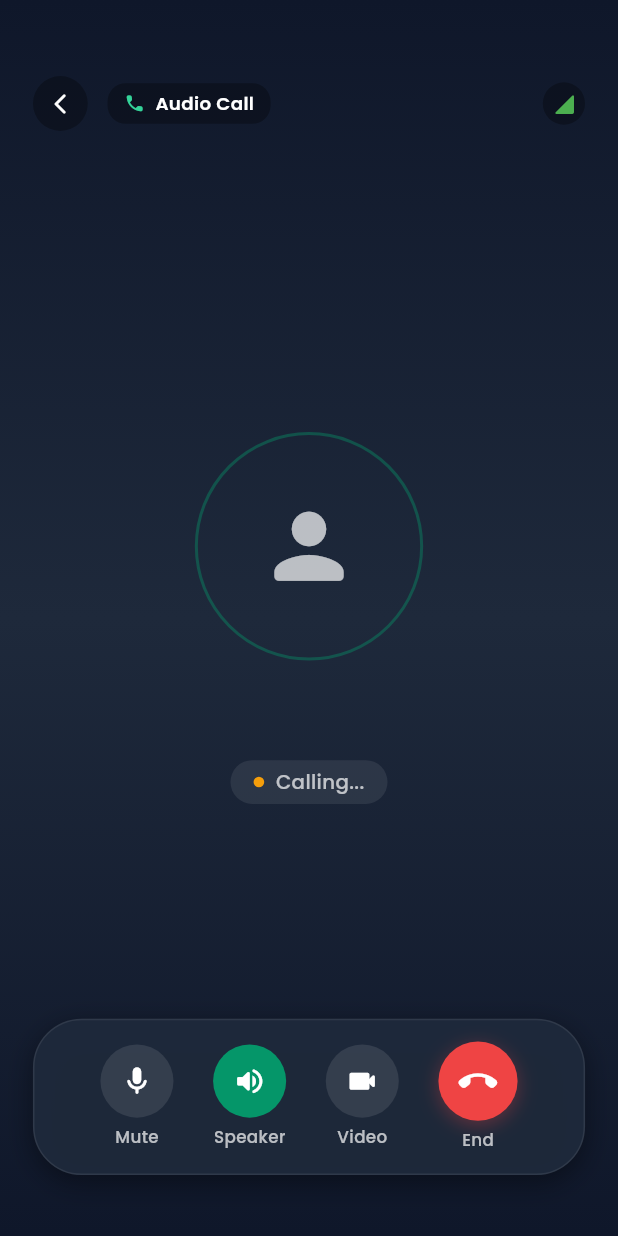
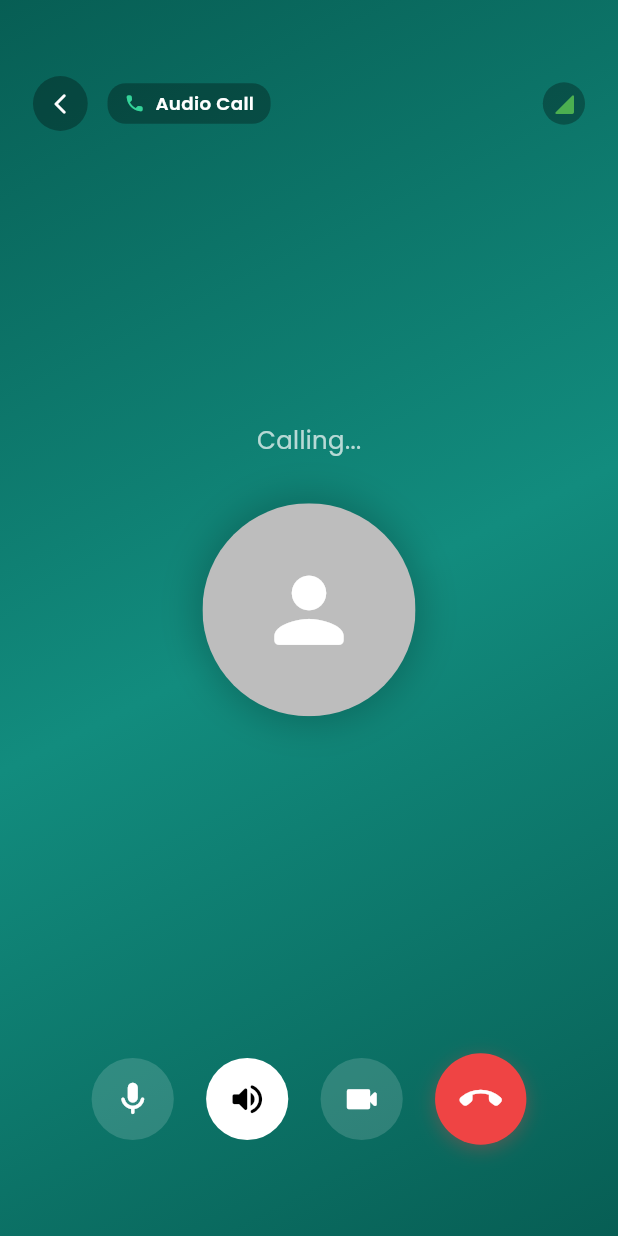
Before and after one commit to sakilkhan649/messfinder, a Flutter app: the CallScreen screen opened directly, on a phone screen of 412 x 824 dp. Run offline on Flutter 3.47's test engine with Material 3 defaults, Android fonts, the phone set to English and light mode, and no system bars; our stand-ins replace audioplayers, cached_network_image, carousel_slider, cloud_firestore, connectivity_plus, dio and 24 more; missing offline and left inert: agora_rtc_engine, flutter_callkit_incoming, flutter_ringtone_player, gal; accounts and stored records are empty.

```diff
--- a/lib/features/chat/views/call_screen.dart
+++ b/lib/features/chat/views/call_screen.dart
@@ -134,19 +134,19 @@ class CallScreen extends StatelessWidget {
     );
   }
 
-  // ── Clean Lightweight Audio Background ─────────────────────────────────
+  // ── WhatsApp Style Dark Teal Background ────────────────────────────────
   Widget _buildAudioBackground(CallController callCtrl, bool isConnected) {
     return Positioned.fill(
       child: Container(
         decoration: const BoxDecoration(
           gradient: LinearGradient(
             colors: [
-              Color(0xFF0F172A), // Slate 900
-              Color(0xFF1E293B), // Slate 800
-              Color(0xFF0F172A), // Slate 900
+              Color(0xFF075E54), // WhatsApp Dark Teal
+              Color(0xFF128C7E), // WhatsApp Teal
+              Color(0xFF075E54),
             ],
-            begin: Alignment.topCenter,
-            end: Alignment.bottomCenter,
+            begin: Alignment.topLeft,
+            end: Alignment.bottomRight,
           ),
         ),
       ),
@@ -159,26 +159,56 @@ class CallScreen extends StatelessWidget {
         ? _formatDuration(callCtrl.callDuration.value)
         : callCtrl.callStatusText.value;
 
+    final isRinging = callCtrl.callState.value == CallState.outgoing || callCtrl.callState.value == CallState.ringing;
+    final uiCtrl = Get.find<CallUIController>();
+
     return Column(
       mainAxisAlignment: MainAxisAlignment.center,
       children: [
-        // Avatar with subtle double ring
-        Container(
-          width: 150.r,
-          height: 150.r,
-          padding: EdgeInsets.all(4.r),
+        // WhatsApp style status text ABOVE avatar
+        Text(
+          statusText,
+          style: GoogleFonts.poppins(
+            color: Colors.white70,
+            fontSize: 16.sp,
+            fontWeight: FontWeight.w400,
+          ),
+        ),
+        SizedBox(height: 30.h),
+
+        // Avatar with pulse animation
+        Stack(
+          alignment: Alignment.center,
+          children: [
+            if (isRinging && !isVideo)
+              AnimatedBuilder(
+                animation: uiCtrl.pulseAnimation,
+                builder: (context, child) {
+                  return Transform.scale(
+                    scale: uiCtrl.pulseAnimation.value,
+                    child: Container(
+                      width: 140.r,
+                      height: 140.r,
                       decoration: BoxDecoration(
                         shape: BoxShape.circle,
-            border: Border.all(
-              color: isVideo ? Colors.white.withValues(alpha: 0.3) : AppTheme.primaryColor.withValues(alpha: 0.4),
-              width: 2,
+                        color: Colors.white.withValues(alpha: 1.0 - (uiCtrl.pulseAnimation.value - 0.8) / 0.7),
                       ),
-            boxShadow: isVideo ? [
+                    ),
+                  );
+                },
+              ),
+            Container(
+              width: 140.r,
+              height: 140.r,
+              decoration: BoxDecoration(
+                shape: BoxShape.circle,
+                boxShadow: [
                   BoxShadow(
-                color: Colors.black.withValues(alpha: 0.5),
+                    color: Colors.black.withValues(alpha: 0.2),
                     blurRadius: 20,
+                    spreadRadius: 5,
                   )
-            ] : null,
+                ],
               ),
               child: ClipOval(
                 child: callCtrl.peerUserPhoto != null && callCtrl.peerUserPhoto!.isNotEmpty
@@ -192,14 +222,18 @@ class CallScreen extends StatelessWidget {
                             child: const CircularProgressIndicator(color: Colors.white70, strokeWidth: 2),
                           ),
                         ),
-                    errorWidget: (context, url, error) => Icon(
-                      Icons.person_rounded,
-                      size: 68.r,
-                      color: Colors.white70,
+                        errorWidget: (context, url, error) => Container(
+                          color: Colors.grey.shade400,
+                          child: Icon(Icons.person_rounded, size: 68.r, color: Colors.white),
                         ),
                       )
-                : Icon(Icons.person_rounded, size: 68.r, color: Colors.white70),
+                    : Container(
+                        color: Colors.grey.shade400,
+                        child: Icon(Icons.person_rounded, size: 68.r, color: Colors.white),
                       ),
+              ),
+            ),
+          ],
         ),
         SizedBox(height: 24.h),
 
@@ -211,50 +245,14 @@ class CallScreen extends StatelessWidget {
             textAlign: TextAlign.center,
             style: GoogleFonts.poppins(
               color: Colors.white,
-              fontWeight: FontWeight.bold,
-              fontSize: 24.sp,
+              fontWeight: FontWeight.w500,
+              fontSize: 28.sp,
               shadows: isVideo ? [
                 Shadow(color: Colors.black.withValues(alpha: 0.8), blurRadius: 10)
               ] : null,
             ),
             maxLines: 1,
             overflow: TextOverflow.ellipsis,
-          ),
-        ),
-        SizedBox(height: 8.h),
-
-        // Status Badge
-        Container(
-          padding: EdgeInsets.symmetric(horizontal: 14.w, vertical: 5.h),
-          decoration: BoxDecoration(
-            color: isVideo ? Colors.black.withValues(alpha: 0.4) : Colors.white.withValues(alpha: 0.08),
-            borderRadius: BorderRadius.circular(20.r),
-          ),
-          child: Row(
-            mainAxisSize: MainAxisSize.min,
-            children: [
-              Container(
-                width: 7.r,
-                height: 7.r,
-                decoration: BoxDecoration(
-                  shape: BoxShape.circle,
-                  color: isConnected
-                      ? const Color(0xFF10B981)
-                      : (callCtrl.callStatusText.value == 'User is Offline'
-                          ? const Color(0xFFEF4444)
-                          : const Color(0xFFF59E0B)),
-                ),
-              ),
-              SizedBox(width: 7.w),
-              Text(
-                statusText,
-                style: GoogleFonts.poppins(
-                  color: isConnected ? const Color(0xFF34D399) : Colors.white70,
-                  fontSize: 13.sp,
-                  fontWeight: FontWeight.w500,
-                ),
-              ),
-            ],
           ),
         ),
       ],
@@ -374,23 +372,14 @@ class CallScreen extends StatelessWidget {
     );
   }
 
-  // ── Clean Bottom Controls Dock ─────────────────────────────────────────
+  // ── WhatsApp Style Bottom Controls ─────────────────────────────────────
   Widget _buildControls(CallController callCtrl) {
     final isVideo = callCtrl.isVideoCall.value;
 
     return Container(
-      padding: EdgeInsets.symmetric(horizontal: 16.w, vertical: 14.h),
+      padding: EdgeInsets.symmetric(horizontal: 16.w, vertical: 20.h),
       decoration: BoxDecoration(
-        color: const Color(0xFF1E293B).withValues(alpha: 0.95),
-        borderRadius: BorderRadius.circular(32.r),
-        border: Border.all(color: Colors.white.withValues(alpha: 0.08)),
-        boxShadow: [
-          BoxShadow(
-            color: Colors.black.withValues(alpha: 0.4),
-            blurRadius: 15,
-            offset: const Offset(0, 5),
-          ),
-        ],
+        color: Colors.transparent, // Fully transparent, relying on the background
       ),
       child: Row(
         mainAxisAlignment: MainAxisAlignment.spaceEvenly,
@@ -400,9 +389,9 @@ class CallScreen extends StatelessWidget {
             icon: callCtrl.isMuted.value
                 ? Icons.mic_off_rounded
                 : Icons.mic_rounded,
-            label: callCtrl.isMuted.value ? 'Unmute' : 'Mute',
             isActive: callCtrl.isMuted.value,
-            activeColor: const Color(0xFFEF4444),
+            activeColor: Colors.white,
+            activeIconColor: Colors.black,
             onTap: callCtrl.toggleMute,
           ),
 
@@ -412,9 +401,9 @@ class CallScreen extends StatelessWidget {
               icon: callCtrl.isVideoDisabled.value
                   ? Icons.videocam_off_rounded
                   : Icons.videocam_rounded,
-              label: callCtrl.isVideoDisabled.value ? 'Cam Off' : 'Cam On',
-              isActive: !callCtrl.isVideoDisabled.value,
-              activeColor: AppTheme.primaryColor,
+              isActive: callCtrl.isVideoDisabled.value,
+              activeColor: Colors.white,
+              activeIconColor: Colors.black,
               onTap: callCtrl.toggleVideo,
             )
           else
@@ -422,27 +411,22 @@ class CallScreen extends StatelessWidget {
               icon: callCtrl.isSpeakerOn.value
                   ? Icons.volume_up_rounded
                   : Icons.volume_down_rounded,
-              label: 'Speaker',
               isActive: callCtrl.isSpeakerOn.value,
-              activeColor: AppTheme.primaryColor,
+              activeColor: Colors.white,
+              activeIconColor: Colors.black,
               onTap: callCtrl.toggleSpeaker,
             ),
 
           // 3. Switch to Audio/Video
           if (isVideo)
             _buildActionButton(
-              icon: Icons.phone_rounded,
-              label: 'Audio Only',
+              icon: Icons.flip_camera_ios_rounded,
               isActive: false,
-              onTap: () {
-                callCtrl.isVideoCall.value = false;
-                callCtrl.toggleVideo(); // Disables video when switching to audio
-              },
+              onTap: callCtrl.switchCamera,
             )
           else
             _buildActionButton(
               icon: Icons.videocam_rounded,
-              label: 'Video',
               isActive: false,
               onTap: () {
                 callCtrl.isVideoCall.value = true;
@@ -450,15 +434,12 @@ class CallScreen extends StatelessWidget {
               },
             ),
 
-          // 4. End Call Button
+          // 4. End Call Button (Large Red)
           GestureDetector(
             onTap: () => callCtrl.endCall(),
-            child: Column(
-              mainAxisSize: MainAxisSize.min,
-              children: [
-                Container(
-                  width: 52.r,
-                  height: 52.r,
+            child: Container(
+              width: 60.r,
+              height: 60.r,
               decoration: const BoxDecoration(
                 color: Color(0xFFEF4444),
                 shape: BoxShape.circle,
@@ -470,22 +451,11 @@ class CallScreen extends StatelessWidget {
                   ),
                 ],
               ),
-                  child: const Icon(
+              child: Icon(
                 Icons.call_end_rounded,
                 color: Colors.white,
-                    size: 26,
+                size: 28.r,
               ),
-                ),
-                SizedBox(height: 5.h),
-                Text(
-                  'End',
-                  style: GoogleFonts.poppins(
-                    color: Colors.white70,
-                    fontSize: 11.sp,
-                    fontWeight: FontWeight.w500,
-                  ),
-                ),
-              ],
             ),
           ),
         ],
@@ -495,39 +465,28 @@ class CallScreen extends StatelessWidget {
 
   Widget _buildActionButton({
     required IconData icon,
-    required String label,
     required bool isActive,
     Color? activeColor,
+    Color? activeIconColor,
     required VoidCallback onTap,
   }) {
     final bg = isActive
-        ? (activeColor ?? AppTheme.primaryColor)
-        : Colors.white.withValues(alpha: 0.1);
+        ? (activeColor ?? Colors.white)
+        : Colors.white.withValues(alpha: 0.15);
+    final fg = isActive
+        ? (activeIconColor ?? Colors.black)
+        : Colors.white;
 
     return GestureDetector(
       onTap: onTap,
-      child: Column(
-        mainAxisSize: MainAxisSize.min,
-        children: [
-          Container(
-            width: 48.r,
-            height: 48.r,
+      child: Container(
+        width: 54.r,
+        height: 54.r,
         decoration: BoxDecoration(
           color: bg,
           shape: BoxShape.circle,
         ),
-            child: Icon(icon, color: Colors.white, size: 22.sp),
-          ),
-          SizedBox(height: 5.h),
-          Text(
-            label,
-            style: GoogleFonts.poppins(
-              color: Colors.white70,
-              fontSize: 11.sp,
-              fontWeight: FontWeight.w500,
-            ),
-          ),
-        ],
+        child: Icon(icon, color: fg, size: 26.sp),
       ),
     );
   }
```
Also changed, not shown: lib/core/services/notification_service.dart (+20 -0 lines), lib/features/auth/controllers/auth_controller.dart (+46 -41 lines), lib/features/chat/controllers/call_controller.dart (+43 -8 lines), lib/features/chat/controllers/call_ui_controller.dart (+23 -1 lines), 1 other file. Lines whose indentation alone changed are shown as unchanged.
